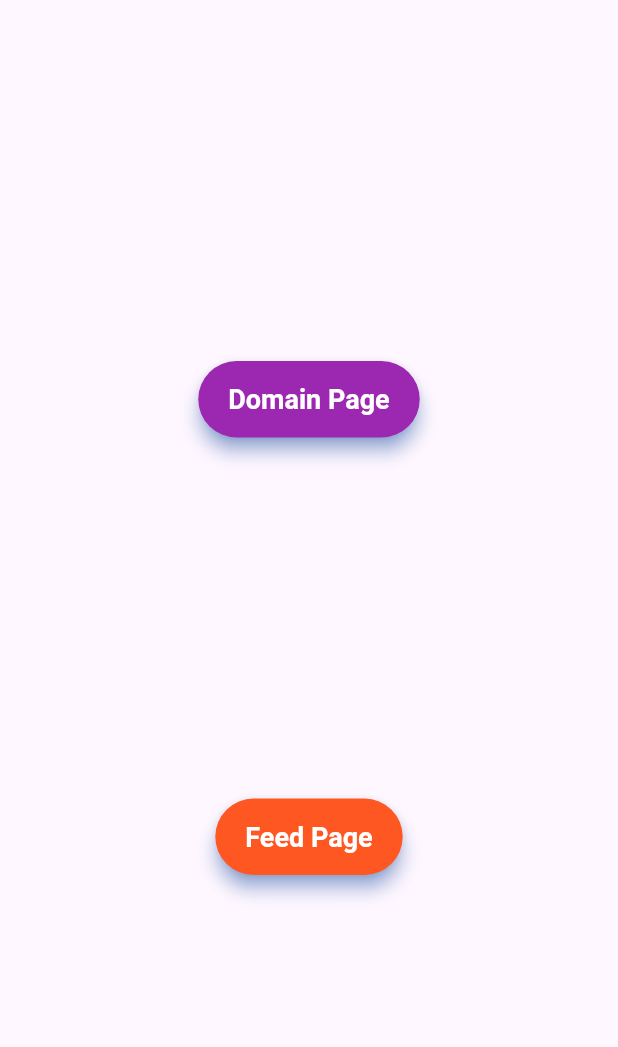
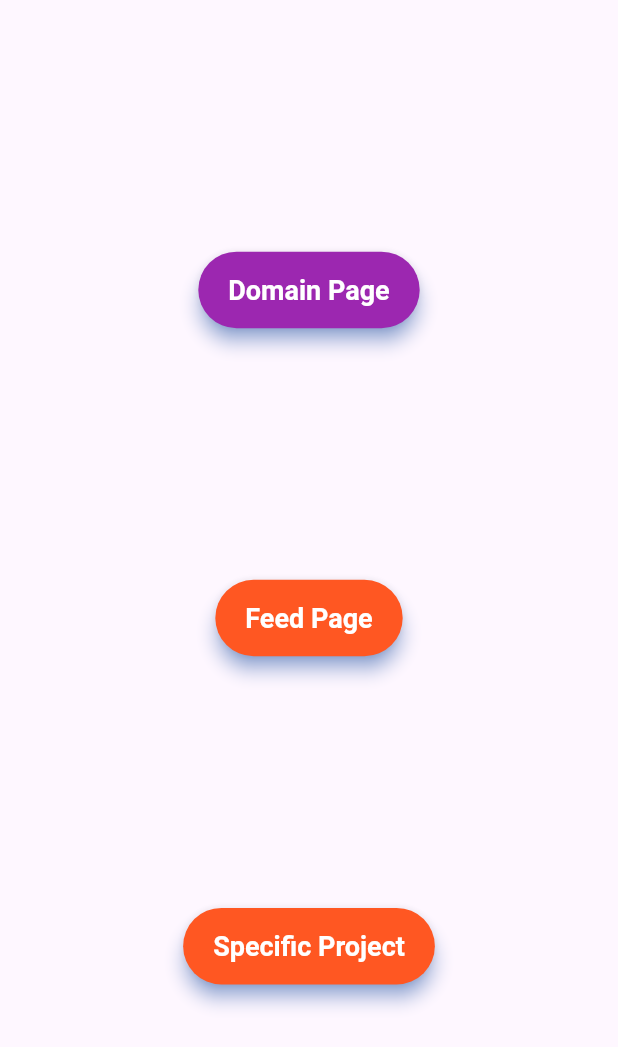
Before and after one commit to AtulRyy/Dev-Track-App, a Flutter app: the screen it shows after launch, on a phone screen of 412 x 824 dp. Shown: the top 1047 px of the screen. Run offline on Flutter 3.47's test engine with Material 3 defaults, Android fonts, the phone set to English and light mode, and no system bars; our stand-ins replace google_fonts, readmore.

Commit message:
specific projects page

```diff
--- a/frontend/lib/pages/home.dart
+++ b/frontend/lib/pages/home.dart
@@ -1,4 +1,5 @@
 import 'package:dev_track_app/pages/domain.dart';
+import 'package:dev_track_app/pages/specific_project_page/specific_project.dart';
 import 'package:flutter/material.dart';
 
 class HomePage extends StatelessWidget {
@@ -54,6 +55,27 @@ class HomePage extends StatelessWidget {
               },
               child: Text("Feed Page"),
             ),
+            ElevatedButton(
+              style: ElevatedButton.styleFrom(
+                backgroundColor: Colors.deepOrange,
+                foregroundColor: Colors.white,
+                shadowColor: Colors.blueAccent, // Shadow color
+                elevation: 5, // Elevation of the button
+                shape: RoundedRectangleBorder(
+                  borderRadius: BorderRadius.circular(30.0), // Rounded corners
+                ),
+                padding: EdgeInsets.symmetric(horizontal: 20, vertical: 15), // Padding inside the button
+                textStyle: TextStyle(
+                  fontSize: 18,
+                  fontWeight: FontWeight.bold,
+                ),
+              ),
+              onPressed: () {
+                Navigator.push(
+                    context, MaterialPageRoute(builder: (context) => SpecificProject()));
+              },
+              child: Text("Specific Project"),
+            ),
 
           ],
         ),
--- a/frontend/lib/pages/specific_project_page/specific_project.dart
+++ b/frontend/lib/pages/specific_project_page/specific_project.dart
@@ -1,8 +1,8 @@
 import 'package:flutter/material.dart';
 import 'package:flutter/widgets.dart';
-import 'package:projects_page_std_view/specific_projects/teamcard.dart';
 import 'package:readmore/readmore.dart';
 import 'std_details.dart';
+import 'teamcard.dart';
 
 
 class SpecificProject extends StatefulWidget {
--- a/frontend/pubspec.yaml
+++ b/frontend/pubspec.yaml
@@ -36,6 +36,8 @@ dependencies:
   # Use with the CupertinoIcons class for iOS style icons.
   cupertino_icons: ^1.0.6
   google_fonts: ^6.2.1
+  readmore: ^3.0.0
+  url_launcher: ^6.3.0
 
 dev_dependencies:
   flutter_test:
```
Also changed, not shown: frontend/pubspec.lock, 5 other files.
